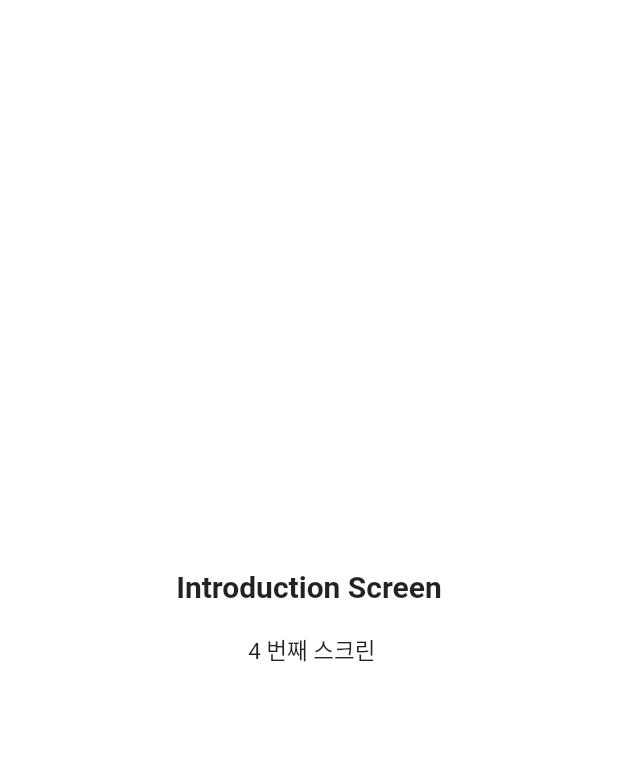
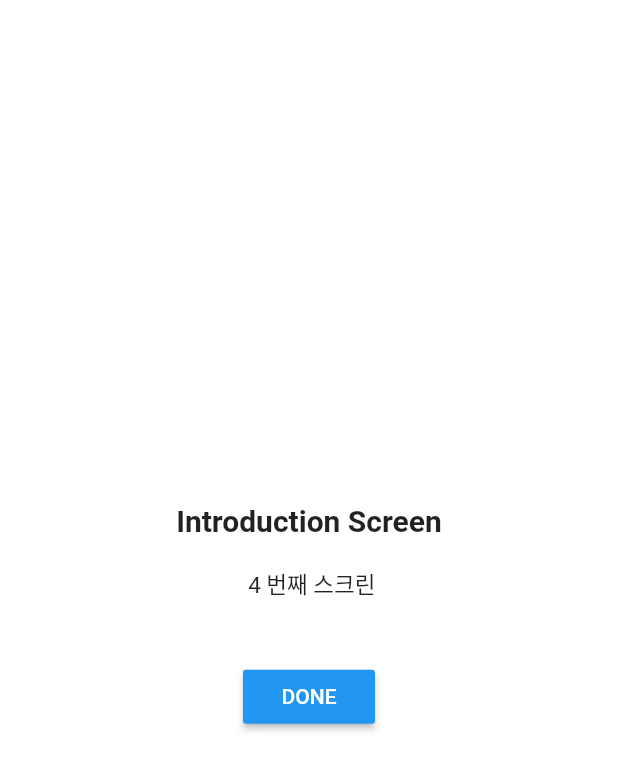
Before and after one commit to mincheol-shin/flutter_tutorial, a Flutter app: the screen it shows after launch, swiped to page 4, on a phone screen of 412 x 824 dp. Shown: the top 771 px of the screen. Run offline on Flutter 3.47's test engine with Material 2 defaults, Android fonts, the phone set to English and light mode, and no system bars.

```diff
--- a/fourth_week_practice_app/lib/main.dart
+++ b/fourth_week_practice_app/lib/main.dart
@@ -1,6 +1,33 @@
 import 'package:flutter/material.dart';
+import 'dart:convert';
+import 'package:http/http.dart' as http;
 
-void main()=>runApp(MaterialApp(home: Page()));
+
+class Post {
+  final int userid;
+  final int id;
+  final String title;
+  final String body;
+
+  Post({this.userid, this.id, this.title, this.body});
+
+  factory Post.fromJson(Map<String, dynamic> json) {
+    return Post(
+        userid: json['userId'],
+        id: json['id'],
+        title: json['title'],
+        body: json['body']);
+  }
+}
+
+Future<Post> fetchPost()async{
+  final response = await http.get('https://jsonplaceholder.typicode.com/posts');
+
+
+}
+
+void main() => runApp(MaterialApp(home: Page()));
+
 
 class Page extends StatefulWidget {
   @override
@@ -8,13 +35,18 @@ class Page extends StatefulWidget {
 }
 
 class _PageState extends State<Page> {
+
+
   @override
+  int index;
+
   Widget build(BuildContext context) {
     return Scaffold(
       backgroundColor: Colors.white,
       body: Container(
         child: PageView(
           children: <Widget>[
+            for(index=1; index<4; index++)(
               SizedBox.expand(
                 child: Container(
                   child: Center(
@@ -28,58 +60,14 @@ class _PageState extends State<Page> {
                         ),
                         const SizedBox(height: 20.0),
                         Text(
-                        " 1 번째 스크린",
-                        style: TextStyle(
-                            fontSize: 15.0),
+                          "$index 번째 스크린",
+                          style: TextStyle(fontSize: 15.0),
                         ),
                       ],
                     ),
                   ),
                 ),
-            ),
-            SizedBox.expand(
-              child: Container(
-                child: Center(
-                  child: Column(
-                    mainAxisAlignment: MainAxisAlignment.center,
-                    children: [
-                      Text(
-                        "Introduction Screen",
-                        style: TextStyle(
-                            fontSize: 20.0, fontWeight: FontWeight.bold),
-                      ),
-                      const SizedBox(height: 20.0),
-                      Text(
-                        " 2 번째 스크린",
-                        style: TextStyle(
-                            fontSize: 15.0),
-                      ),
-                    ],
-                  ),
-                ),
-              ),
-            ),
-            SizedBox.expand(
-              child: Container(
-                child: Center(
-                  child: Column(
-                    mainAxisAlignment: MainAxisAlignment.center,
-                    children: [
-                      Text(
-                        "Introduction Screen",
-                        style: TextStyle(
-                            fontSize: 20.0, fontWeight: FontWeight.bold),
-                      ),
-                      const SizedBox(height: 20.0),
-                      Text(
-                        " 3 번째 스크린",
-                        style: TextStyle(
-                            fontSize: 15.0),
-                      ),
-                    ],
-                  ),
-                ),
-              ),
+              )
             ),
             SizedBox.expand(
               child: Container(
@@ -95,8 +83,13 @@ class _PageState extends State<Page> {
                       const SizedBox(height: 20.0),
                       Text(
                         " 4 번째 스크린",
-                        style: TextStyle(
-                            fontSize: 15.0),
+                        style: TextStyle(fontSize: 15.0),
+                      ),
+                      const SizedBox(height: 40.0),
+                      RaisedButton(
+                        onPressed: fetchPost,
+                        textColor: Colors.white, child: (Text("DONE",)),
+                        color: Colors.blue,
                       ),
                     ],
                   ),
@@ -104,7 +97,6 @@ class _PageState extends State<Page> {
               ),
             ),
           ],
-
         ),
       ),
     );
--- a/fourth_week_practice_app/pubspec.yaml
+++ b/fourth_week_practice_app/pubspec.yaml
@@ -28,6 +28,7 @@ dependencies:
   # The following adds the Cupertino Icons font to your application.
   # Use with the CupertinoIcons class for iOS style icons.
   cupertino_icons: ^0.1.3
+  http: ^0.12.0+2
 
 dev_dependencies:
   flutter_test:
```
Also changed, not shown: fourth_week_practice_app/pubspec.lock. Lines whose indentation alone changed are shown as unchanged.
